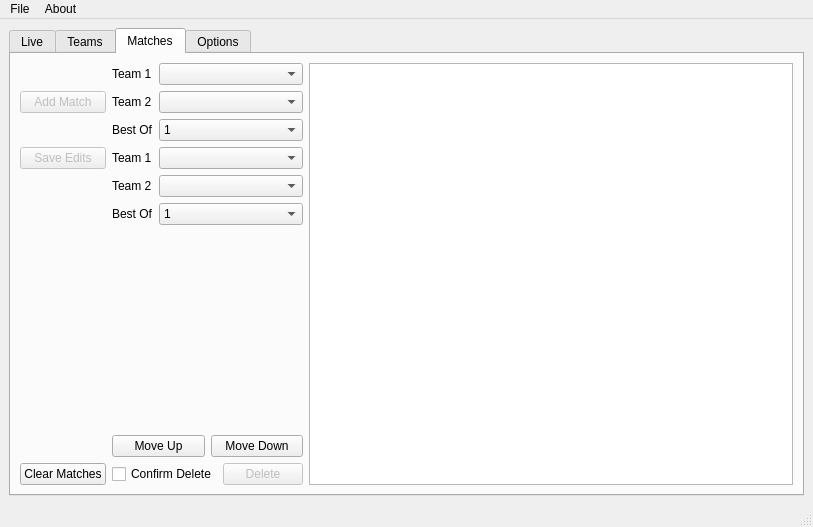
Old version of the form static/form.ui in the repository chhopsky/updatethestream.
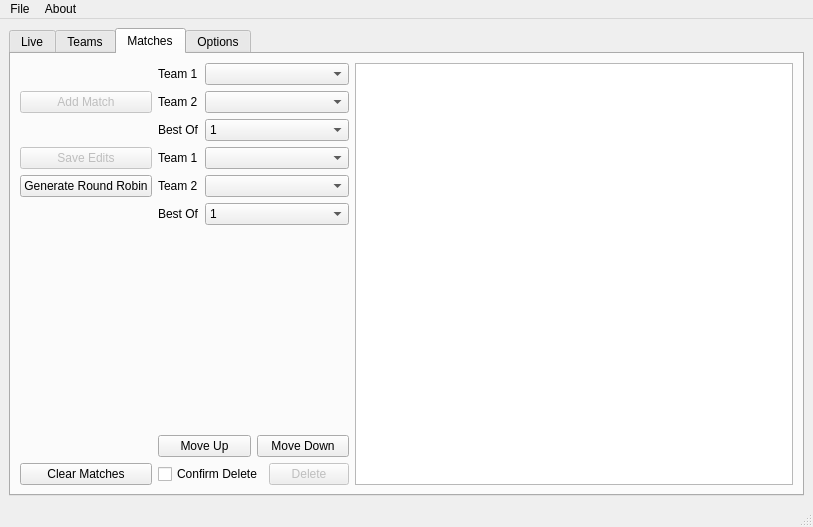
New version of the form. The open tabs and pages were chosen to show the change. Icons and pictures are not drawn.

Commit message: Added temporary Generate Round Robin button to UI

What changed in the file:
```diff
--- a/static/form.ui
+++ b/static/form.ui
@@ -974,6 +974,16 @@
           </property>
          </widget>
         </item>
+        <item row="2" column="0">
+         <widget class="QPushButton" name="round_robin_button">
+          <property name="enabled">
+           <bool>true</bool>
+          </property>
+          <property name="text">
+           <string>Generate Round Robin</string>
+          </property>
+         </widget>
+        </item>
        </layout>
       </widget>
       <widget class="QWidget" name="options_tab">
```
